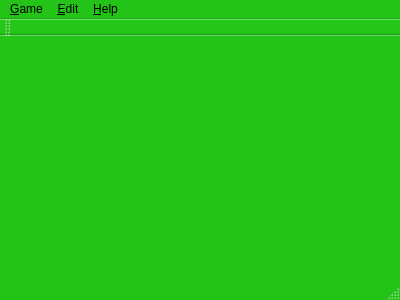
The window that CardGame/gameboard.ui (kiloecho78/CS4865) describes before a commit, drawn with Qt 5.
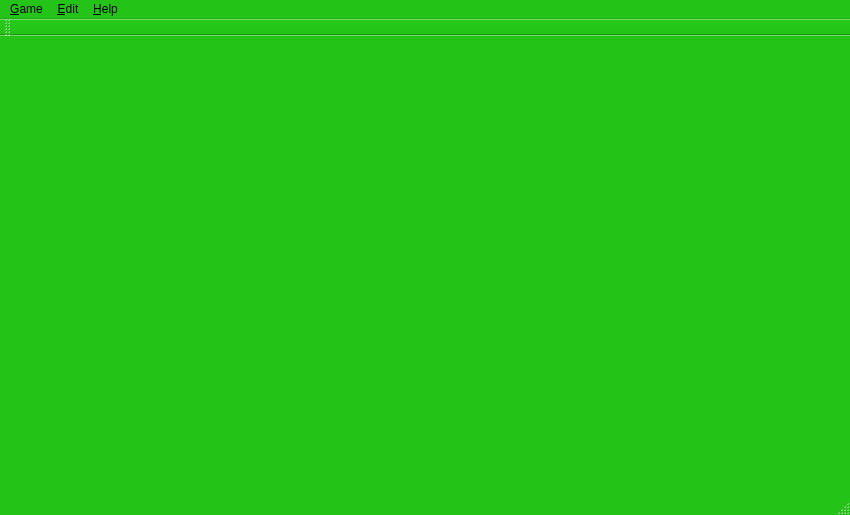
The same window after the commit. Icons and pictures are not drawn.

Patch:
```diff
--- a/CardGame/gameboard.ui
+++ b/CardGame/gameboard.ui
@@ -6,8 +6,8 @@
    <rect>
     <x>0</x>
     <y>0</y>
-    <width>400</width>
-    <height>300</height>
+    <width>850</width>
+    <height>515</height>
    </rect>
   </property>
   <property name="palette">
@@ -87,7 +87,7 @@
     <rect>
      <x>0</x>
      <y>0</y>
-     <width>400</width>
+     <width>850</width>
      <height>22</height>
     </rect>
    </property>
```
Left out of the diff: 6 changed lines with no effect on the pictures.
